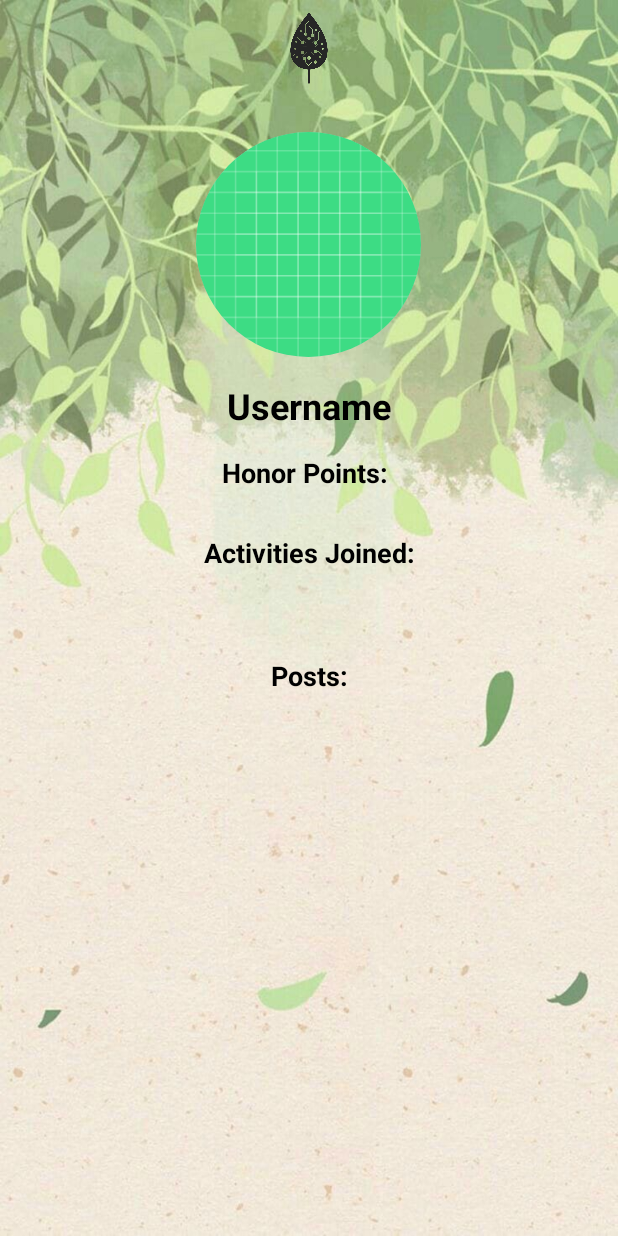
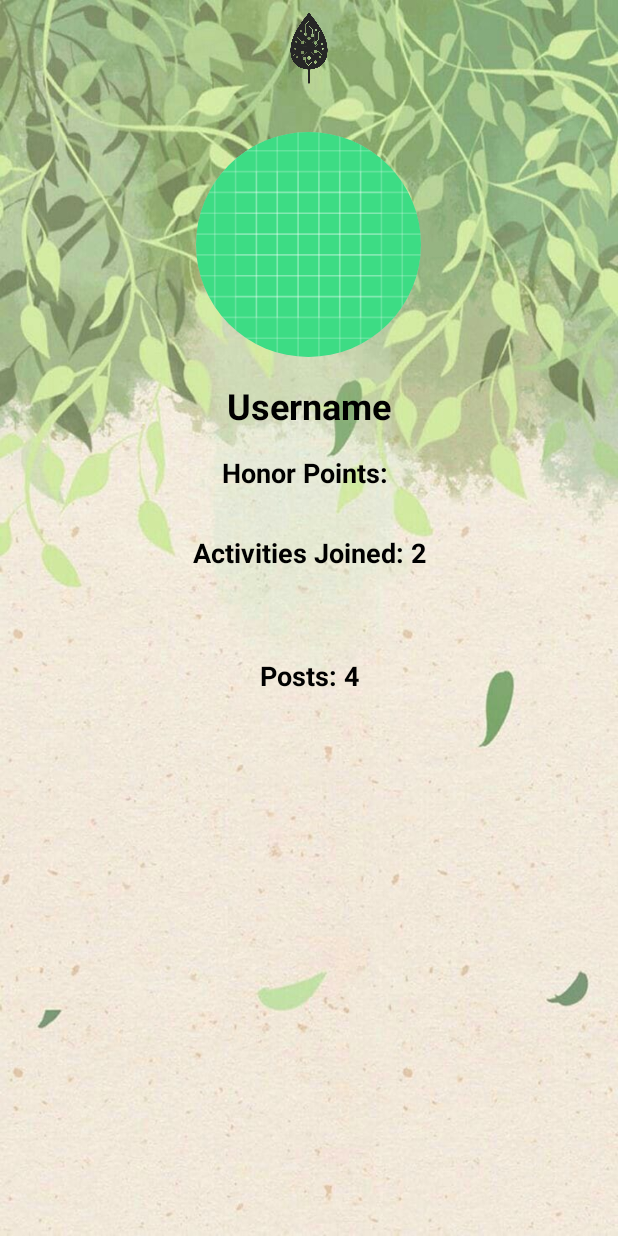
Before and after one commit to YashaswiNayak/EcoSnap, an Android app: the ProfileView screen opened directly, with no data from a screen before it, on a phone screen of 412 x 824 dp. Run offline under Robolectric (Android 15) with nearby library versions, the phone set to English and light mode, and no system bars; pictures from the network do not load; 1 statement that could not run was skipped.

Commit message:
origin main

```diff
--- a/app/src/main/java/com/example/ecosnap/ApiInterface.kt
+++ b/app/src/main/java/com/example/ecosnap/ApiInterface.kt
@@ -31,7 +31,7 @@ interface ApiService {
     fun optIn(@Header("authorization") token: String, @Body id: OptRes): Call<ResponseBody>
 
     @POST("post/optOut")
-    fun optOut(@Header("authorization") token: String, @Body id: OptRes): Call<ResponseBody>
+    fun optOut(@Header("authorization") token: String, @Body id: OptRes?): Call<ResponseBody>
 
     @GET("post/fetchUserPosts")
     fun fetchUserPosts(@Header("authorization") token: String): Call<List<PostResponse>>
--- a/app/src/main/java/com/example/ecosnap/Homepage.kt
+++ b/app/src/main/java/com/example/ecosnap/Homepage.kt
@@ -258,6 +258,8 @@ class Homepage:AppCompatActivity() {
                 participate.putExtra("poster", post.user.username)
                 participate.putExtra("imgUrl", post.imageUrl)
                 participate.putExtra("time", post.timestamp)
+                participate.putExtra("donations", post.donations)
+                Log.d("Donations", "${post.donations}")
                 startActivity(participate)
             }
             commentButton.setOnClickListener {
--- a/app/src/main/java/com/example/ecosnap/PostResponse.kt
+++ b/app/src/main/java/com/example/ecosnap/PostResponse.kt
@@ -6,7 +6,8 @@ data class PostResponse(
     val content: String,
     val imageUrl: String,
     val user: UserResponse, // Assuming user is a string representing the user ID
-    val timestamp: Date
+    val timestamp: Date,
+    val donations: Int
 )
 
 data class UserResponse(
--- a/app/src/main/res/layout/profile.xml
+++ b/app/src/main/res/layout/profile.xml
@@ -75,7 +75,7 @@
                 android:layout_width="match_parent"
                 android:layout_below="@id/honor_points"
                 android:layout_marginTop="16dp"
-                android:text="Activities Joined:"
+                android:text="Activities Joined: 2"
                 android:gravity="center"
                 android:textColor="@color/black"
                 android:id="@+id/heading"
@@ -92,7 +92,7 @@
                 android:layout_width="match_parent"
                 android:layout_below="@id/activities_participated"
                 android:layout_marginTop="16dp"
-                android:text="Posts:"
+                android:text="Posts: 4"
                 android:gravity="center"
                 android:textColor="@color/black"
                 android:id="@+id/heading2"
```
Also changed, not shown: app/src/main/java/com/example/ecosnap/Participate.kt (+25 -0 lines).
